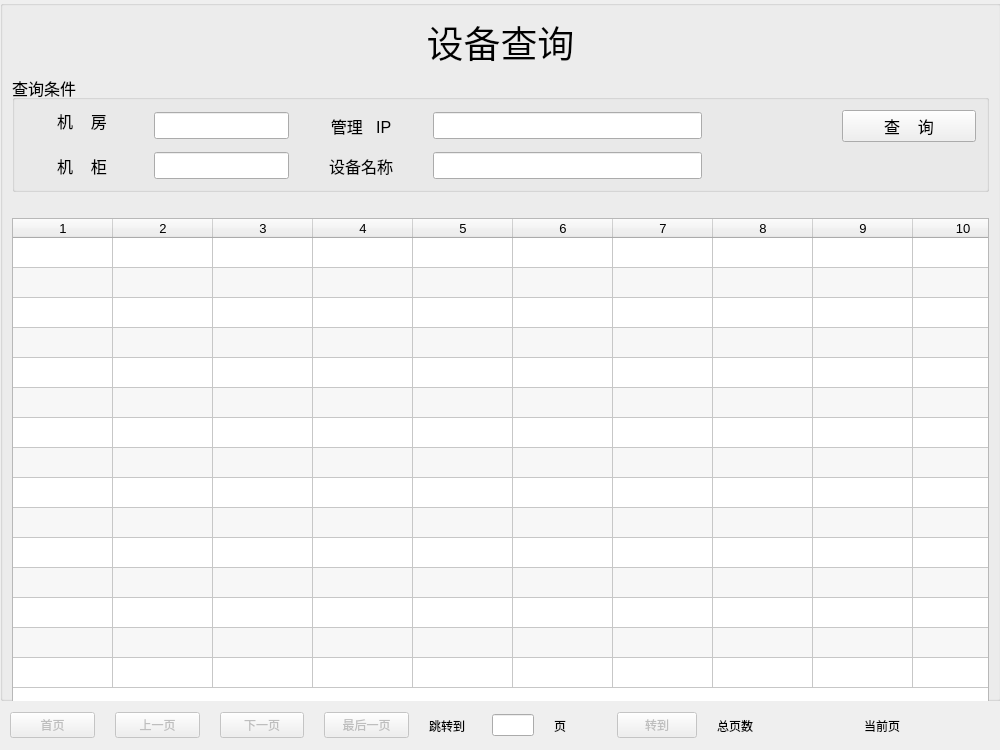
This is ui/MachineSelect.ui in tainyuhong/pyside_machine_system as Qt 5 draws it before an edit. The edited form follows.
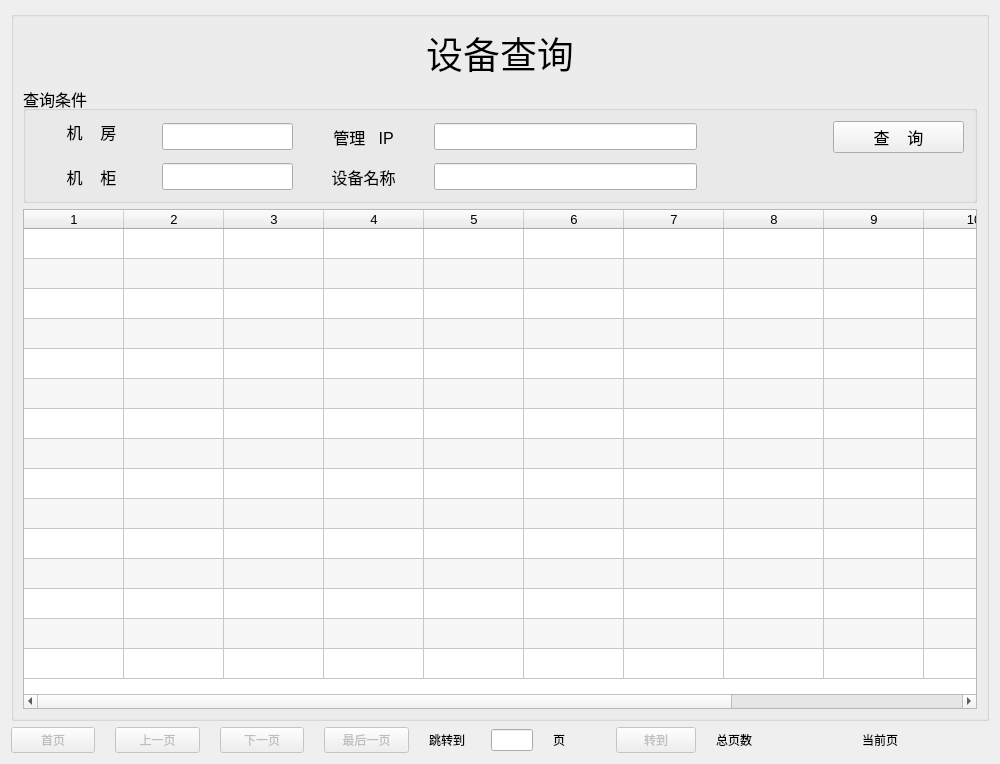
This is the edited form. Icons and pictures are not drawn.

The edit to the form file:
```diff
--- a/ui/MachineSelect.ui
+++ b/ui/MachineSelect.ui
@@ -10,18 +10,6 @@
     <height>750</height>
    </rect>
   </property>
-  <property name="minimumSize">
-   <size>
-    <width>1000</width>
-    <height>750</height>
-   </size>
-  </property>
-  <property name="maximumSize">
-   <size>
-    <width>1000</width>
-    <height>750</height>
-   </size>
-  </property>
   <property name="windowTitle">
    <string>设备查询窗口</string>
   </property>
@@ -29,17 +17,13 @@
    <iconset>
     <normaloff>C:/Users/zl/.designer/backup/img/11.ico</normaloff>C:/Users/zl/.designer/backup/img/11.ico</iconset>
   </property>
+  <layout class="QHBoxLayout" name="horizontalLayout">
+   <item>
+    <layout class="QVBoxLayout" name="verticalLayout_2">
+     <item>
   <widget class="QGroupBox" name="vbox">
-   <property name="geometry">
-    <rect>
-     <x>0</x>
-     <y>0</y>
-     <width>1001</width>
-     <height>701</height>
-    </rect>
-   </property>
    <property name="sizePolicy">
-    <sizepolicy hsizetype="Fixed" vsizetype="Fixed">
+        <sizepolicy hsizetype="Expanding" vsizetype="Preferred">
      <horstretch>0</horstretch>
      <verstretch>0</verstretch>
     </sizepolicy>
@@ -239,19 +223,6 @@
       </layout>
      </widget>
     </item>
-    <item>
-     <spacer name="horizontalSpacer">
-      <property name="orientation">
-       <enum>Qt::Horizontal</enum>
-      </property>
-      <property name="sizeHint" stdset="0">
-       <size>
-        <width>800</width>
-        <height>20</height>
-       </size>
-      </property>
-     </spacer>
-    </item>
     <item>
      <widget class="QTableWidget" name="select_table">
       <property name="sizePolicy">
@@ -339,15 +310,8 @@
     </item>
    </layout>
   </widget>
-  <widget class="QWidget" name="layoutWidget">
-   <property name="geometry">
-    <rect>
-     <x>10</x>
-     <y>710</y>
-     <width>981</width>
-     <height>31</height>
-    </rect>
-   </property>
+     </item>
+     <item>
    <layout class="QHBoxLayout" name="page_layout" stretch="2,2,2,2,1,1,1,1,3,3">
     <property name="spacing">
      <number>20</number>
@@ -434,7 +398,10 @@
      </widget>
     </item>
    </layout>
-  </widget>
+     </item>
+    </layout>
+   </item>
+  </layout>
  </widget>
  <tabstops>
   <tabstop>room</tabstop>
```
Lines whose indentation alone changed are shown as unchanged.
